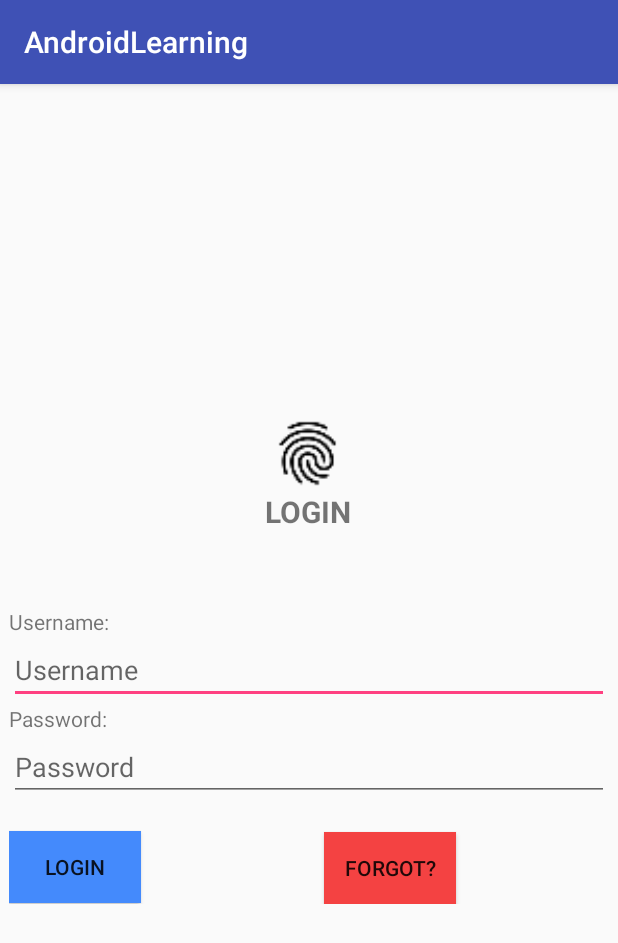
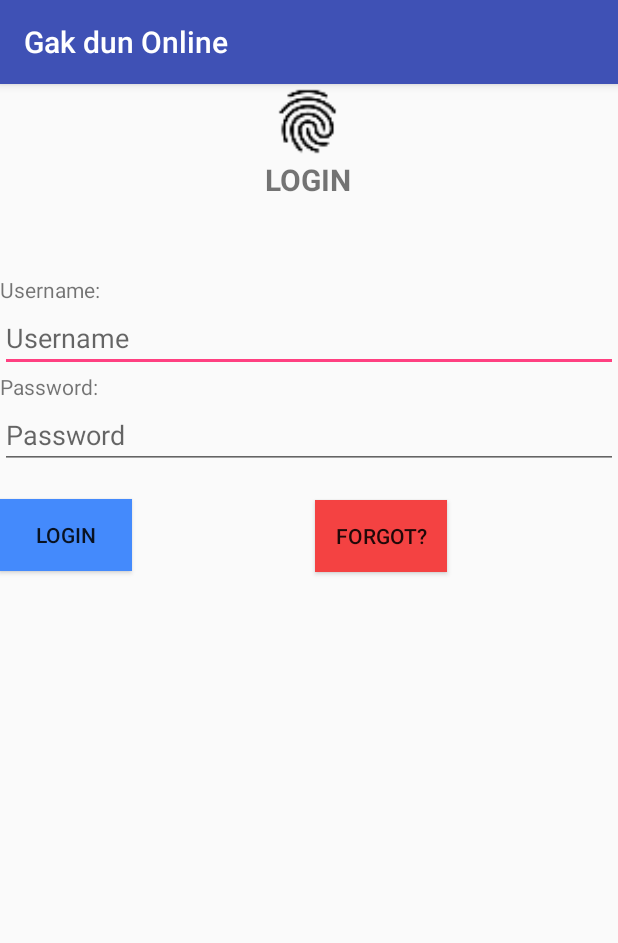
Before and after one commit to debidwitamayusup/AndroidLearning, an Android app: the screen it shows after launch (LoginActivity), after a tap on "LOGIN", on a phone screen of 412 x 824 dp. Shown: the top 943 px of the screen. Run offline under Robolectric (Android 15) with nearby library versions, the phone set to English and light mode, and no system bars; our stand-ins replace ButterKnife.

```diff
--- a/app/src/main/AndroidManifest.xml
+++ b/app/src/main/AndroidManifest.xml
@@ -6,6 +6,7 @@
     <uses-permission android:name="android.permission.GET_ACCOUNTS" />
     <uses-permission android:name="android.permission.READ_PROFILE" />
     <uses-permission android:name="android.permission.READ_CONTACTS" />
+    <uses-permission android:name="android.permission.INTERNET"/>
 
     <application
         android:allowBackup="true"
--- /dev/null
+++ b/app/src/main/java/com/example/debi/androidlearning/APIService.java
@@ -0,0 +1,20 @@
+package com.example.debi.androidlearning;
+
+import retrofit2.Call;
+import retrofit2.http.Field;
+import retrofit2.http.FormUrlEncoded;
+import retrofit2.http.POST;
+
+/**
+ * Created by debi on 19/12/17.
+ */
+
+public interface APIService {
+
+    @FormUrlEncoded
+    @POST("user/login")
+    Call<Response> doLogin (@Field("username") String username,
+                            @Field("password") String password);
+
+
+}
--- /dev/null
+++ b/app/src/main/java/com/example/debi/androidlearning/BaseActivity.java
@@ -0,0 +1,40 @@
+package com.example.debi.androidlearning;
+
+import android.os.Bundle;
+import android.support.annotation.Nullable;
+import android.support.v7.app.AppCompatActivity;
+
+import okhttp3.OkHttpClient;
+import okhttp3.logging.HttpLoggingInterceptor;
+import retrofit2.Retrofit;
+import retrofit2.converter.gson.GsonConverterFactory;
+
+/**
+ * Created by debi on 19/12/17.
+ */
+
+public class BaseActivity extends AppCompatActivity {
+
+    private APIService api;
+    private static final String URL = "http://192.168.43.240/android-backend2/web/index.php/";
+    @Override
+    protected void onCreate(@Nullable Bundle savedInstanceState) {
+        super.onCreate(savedInstanceState);
+
+        HttpLoggingInterceptor interceptor = new HttpLoggingInterceptor();
+        interceptor.setLevel(HttpLoggingInterceptor.Level.BODY);
+        OkHttpClient.Builder client = new OkHttpClient.Builder();
+        client.addInterceptor(interceptor);
+
+        Retrofit base = new Retrofit.Builder()
+                .baseUrl(URL)
+                .addConverterFactory(GsonConverterFactory.create())
+                .client(client.build())
+                .build();
+        api = base.create(APIService.class);
+    }
+
+    public APIService getApi() {
+        return api;
+    }
+}
--- a/app/src/main/java/com/example/debi/androidlearning/LoginActivity.java
+++ b/app/src/main/java/com/example/debi/androidlearning/LoginActivity.java
@@ -3,27 +3,29 @@ package com.example.debi.androidlearning;
 import android.content.Intent;
 import android.os.Bundle;
 import android.support.annotation.Nullable;
-import android.support.v7.app.AppCompatActivity;
-import android.view.View;
-import android.widget.Button;
 import android.widget.EditText;
 import android.widget.Toast;
 
 import butterknife.BindView;
 import butterknife.ButterKnife;
 import butterknife.OnClick;
+import retrofit2.Call;
+import retrofit2.Callback;
 
 /**
  * Created by debi on 19/12/17.
  */
 
-public class LoginActivity extends AppCompatActivity {
+public class LoginActivity extends BaseActivity {
 
     private static final String UNAME = "admin";
     private static final String PWD = "password";
 
-    @BindView(R.id.etUsername)EditText username;
-    @BindView(R.id.etPassword)EditText password;
+    @BindView(R.id.etUsername)
+    EditText username;
+    @BindView(R.id.etPassword)
+    EditText password;
+
     @Override
     protected void onCreate(@Nullable Bundle savedInstanceState) {
         super.onCreate(savedInstanceState);
@@ -48,18 +50,52 @@ public class LoginActivity extends AppCompatActivity {
     }
 
     @OnClick(R.id.btnLogin)
-    void goToLogin(){
-        if (validatePwd()) {
+    void goToLogin() {
+
+
         String u = username.getText().toString();
+        String p = password.getText().toString();
+        Call<Response> call = getApi().doLogin(u, p);
+        call.enqueue(new Callback<Response>() {
+            @Override
+            public void onResponse(Call<Response> call, retrofit2.Response<Response> response) {
+                if (response.isSuccessful()) {
+
+                    if (response.body().getStatus().equals("200")) {
                         Intent i = new Intent(LoginActivity.this, MainActivity.class);
-            i.putExtra("username", u);
+                        i.putExtra("username", response.body().getFullname());
                         startActivity(i);
                         finish();
-        }else{
-            Toast.makeText(this, "Username/Password is invalid", Toast.LENGTH_LONG).show();
+                    } else if (response.body().getStatus().equals("500")) {
+                        Toast.makeText(LoginActivity.this,
+                                response.body().getMessage(),
+                                Toast.LENGTH_LONG)
+                                .show();
+                    }
+                } else {
+                    Toast.makeText(LoginActivity.this,
+                            "Connection refused",
+                            Toast.LENGTH_LONG)
+                            .show();
                 }
             }
 
+            @Override
+            public void onFailure(Call<Response> call, Throwable t) {
+            }
+        });
+
+//        if (validatePwd()) {
+//            String u = username.getText().toString();
+//            Intent i = new Intent(LoginActivity.this, MainActivity.class);
+//            i.putExtra("username", u);
+//            startActivity(i);
+//            finish();
+//        }else{
+//            Toast.makeText(this, "Username/Password is invalid", Toast.LENGTH_LONG).show();
+//        }
+//    }
+    }
     private boolean validatePwd(){
         String u = username.getText().toString();
         String p = password.getText().toString();
--- a/app/src/main/res/layout/login_form.xml
+++ b/app/src/main/res/layout/login_form.xml
@@ -1,10 +1,11 @@
 <?xml version="1.0" encoding="utf-8"?>
-<RelativeLayout xmlns:android="http://schemas.android.com/apk/res/android"
-    android:layout_width="match_parent" android:layout_height="match_parent">
+<ScrollView xmlns:android="http://schemas.android.com/apk/res/android"
+    android:layout_width="match_parent" android:layout_height="match_parent"
+    android:orientation="vertical" android:fillViewport="true">
 
     <LinearLayout
-        android:layout_width="600px"
-        android:layout_height="wrap_content"
+        android:layout_width="fill_parent"
+        android:layout_height="fill_parent"
         android:orientation="vertical"
         android:layout_centerInParent="true">
 
@@ -67,4 +68,4 @@
             />
 
     </LinearLayout>
-</RelativeLayout>
+</ScrollView>
--- a/app/src/main/res/values/strings.xml
+++ b/app/src/main/res/values/strings.xml
@@ -1,5 +1,5 @@
 <resources>
-    <string name="app_name">AndroidLearning</string>
+    <string name="app_name">Gak dun Online</string>
     <string name="title_activity_login">Sign in</string>
 
     <!-- Strings related to login -->
```
Also changed, not shown: app/src/main/java/com/example/debi/androidlearning/Response.java (added, +39 -0 lines). Lines whose indentation alone changed are shown as unchanged.
